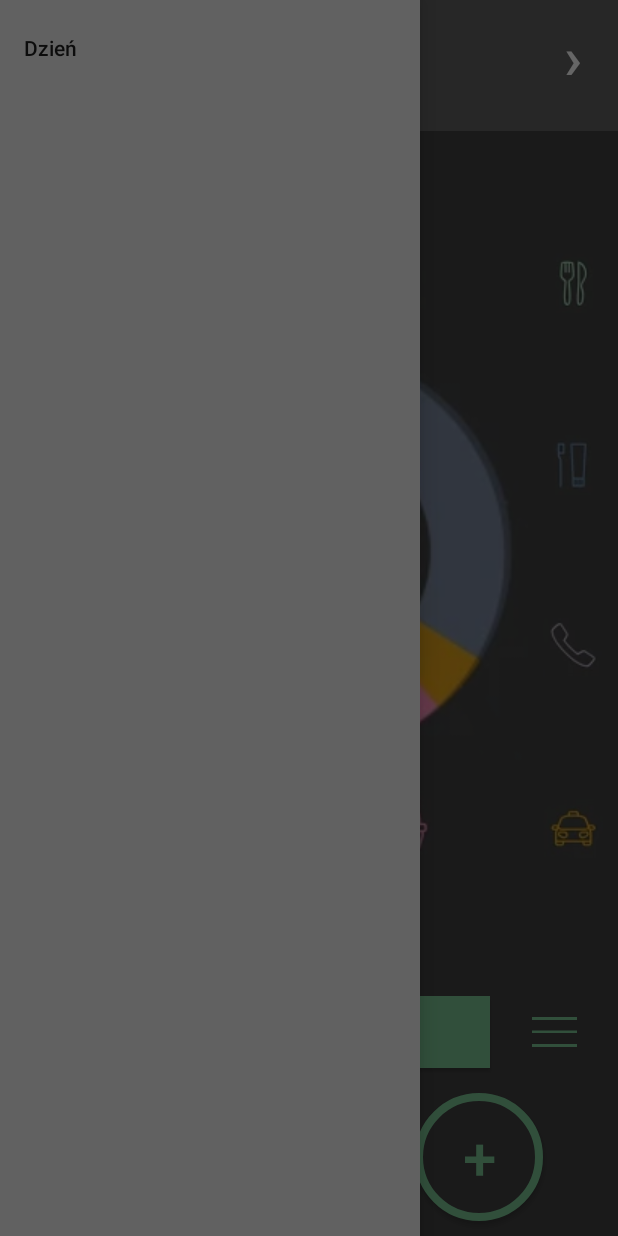
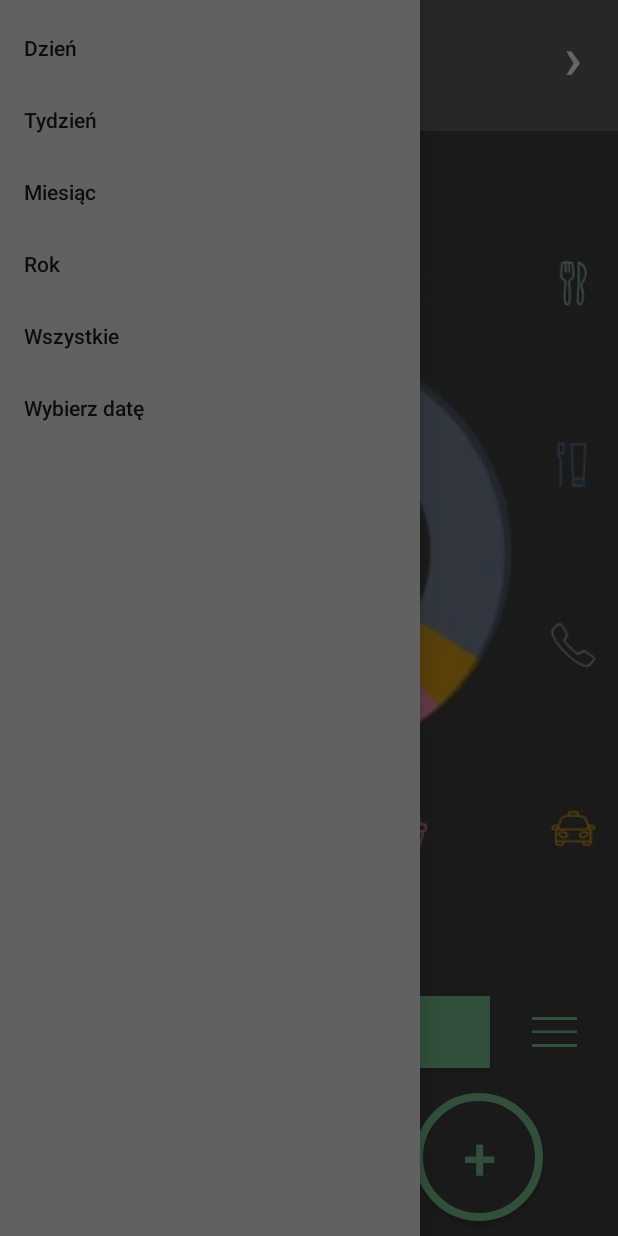
Before and after one commit to jaroslawlesniak/budzet-domowy, an Android app: the screen it shows after launch (homepage), with the side drawer open, on a phone screen of 412 x 824 dp. Run offline under Robolectric (Android 15) with nearby library versions, the phone set to English and light mode, and no system bars.

```diff
--- a/app/src/main/res/menu/nav_menu.xml
+++ b/app/src/main/res/menu/nav_menu.xml
@@ -3,6 +3,25 @@
     <item
         android:id="@+id/day"
         android:title="Dzień">
-
+    </item>
+    <item
+        android:id="@+id/week"
+        android:title="Tydzień">
+    </item>
+    <item
+        android:id="@+id/month"
+        android:title="Miesiąc">
+    </item>
+    <item
+        android:id="@+id/year"
+        android:title="Rok">
+    </item>
+    <item
+        android:id="@+id/all"
+        android:title="Wszystkie">
+    </item>
+    <item
+        android:id="@+id/custom"
+        android:title="Wybierz datę">
     </item>
 </menu>
```
Also changed, not shown: app/src/main/java/edu/psm/budzetdomowy/homepage.java (+50 -6 lines), app/src/main/java/edu/psm/budzetdomowy/utils/SummaryInterval.java (added, +10 -0 lines).
